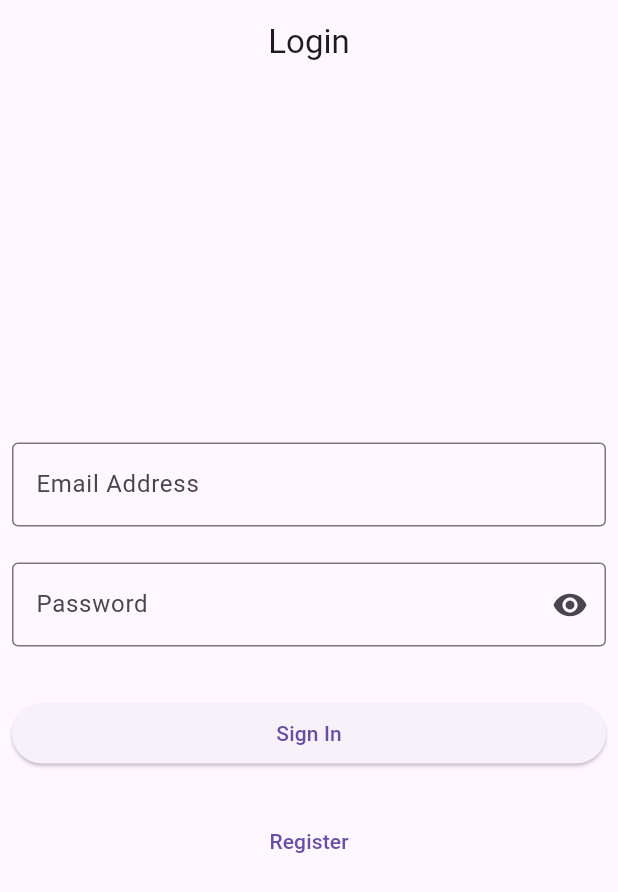
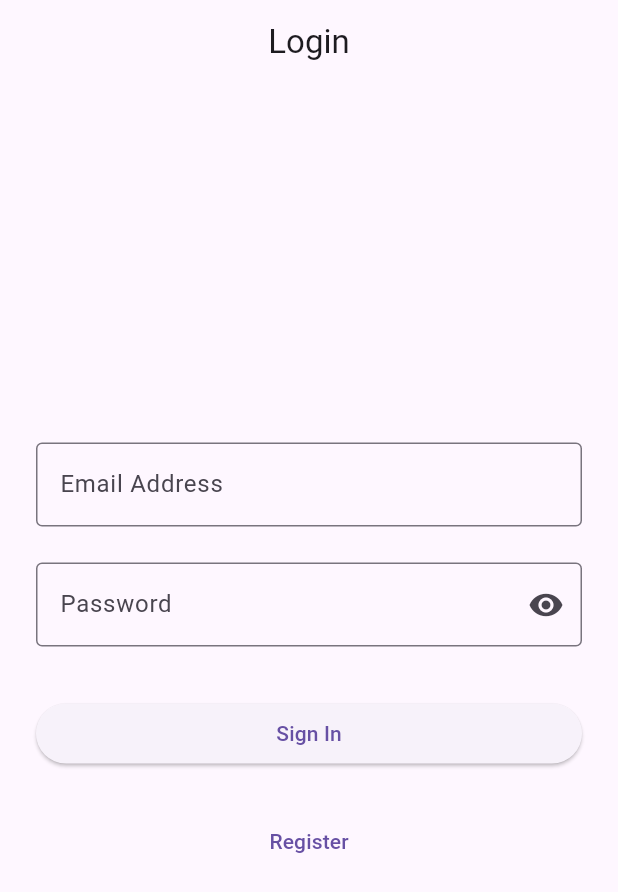
Before and after one commit to FitriantoDwiCahyo/shop-app-x, a Flutter app: the screen it shows after launch, on a phone screen of 412 x 824 dp. Shown: the top 892 px of the screen. Run offline on Flutter 3.47's test engine with Material 3 defaults, Android fonts, the phone set to English and light mode, and no system bars; our stand-ins replace cloud_firestore, firebase_auth, firebase_core, firebase_storage, get, image_picker; accounts and stored records are empty.

Commit message:
feat(ui): add login screen

```diff
--- a/lib/views/screens/auth/login_screen.dart
+++ b/lib/views/screens/auth/login_screen.dart
@@ -1,16 +1,40 @@
 import 'package:flutter/cupertino.dart';
 import 'package:flutter/material.dart';
 import 'package:flutter/widgets.dart';
+import 'package:get/get.dart';
 import 'package:shop_test/const/widgets/custom_textfield.dart';
+import 'package:shop_test/controllers/auth_controller.dart';
+import 'package:shop_test/controllers/other_controller/hide_controller.dart';
 import 'package:shop_test/views/screens/auth/register_screen.dart';
+import 'package:shop_test/views/screens/home/home_screen.dart';
 
 class LoginScreen extends StatelessWidget {
   // LoginScreen({super.key});
 
+  final passController = Get.put(PasswordController());
+
   final GlobalKey<FormState> _formKey = GlobalKey<FormState>();
 
   TextEditingController email = TextEditingController();
-  TextEditingController password = TextEditingController();
+
+  AuthController authController = Get.put(AuthController());
+
+  login(BuildContext context) async {
+    if (_formKey.currentState!.validate()) {
+      Map<String, dynamic> res = await authController.loginActivity(
+          email.text, passController.cPass.value.text);
+
+      if (res['error'] == false) {
+        Get.to(const HomeScreen());
+        Get.snackbar('Success', res['message'], backgroundColor: Colors.green);
+      } else {
+        Get.snackbar('Error', res['message'], backgroundColor: Colors.red);
+      }
+    } else {
+      Get.snackbar('Attention', 'Tolong Isi Semua',
+          backgroundColor: Colors.amber);
+    }
+  }
 
   @override
   Widget build(BuildContext context) {
@@ -20,9 +44,10 @@ class LoginScreen extends StatelessWidget {
         centerTitle: true,
       ),
       body: Padding(
-        padding: const EdgeInsets.all(8.0),
+        padding: const EdgeInsets.all(24),
         child: Form(
           key: _formKey,
+          child: SizedBox(
             child: Column(
               mainAxisAlignment: MainAxisAlignment.center,
               children: [
@@ -35,28 +60,49 @@ class LoginScreen extends StatelessWidget {
                 const SizedBox(
                   height: 24,
                 ),
-              CustomTextfield(
-                title: 'Password',
-                isPassword: true,
-                error: 'Password tidak boleh kosong',
-                controller: password,
+                Obx(
+                  () => TextFormField(
+                    controller: passController.cPass,
+                    validator: (value) {
+                      if (value!.isEmpty) {
+                        return 'Tidak bisa kosong';
+                      } else {
+                        return null;
+                      }
+                    },
+                    decoration: InputDecoration(
+                      border: const OutlineInputBorder(),
+                      label: const Text('Password'),
+                      suffixIcon: IconButton(
+                        icon: passController.isHide.value
+                            ? const Icon(Icons.remove_red_eye_outlined)
+                            : const Icon(Icons.remove_red_eye),
+                        onPressed: () {
+                          passController.isHide.toggle();
+                        },
+                      ),
+                    ),
+                    obscureText: passController.isHide.value ? false : true,
+                  ),
                 ),
                 const SizedBox(
                   height: 34,
                 ),
                 SizedBox(
                   width: double.infinity,
-                child: ElevatedButton(
+                  child: Obx(
+                    () => ElevatedButton(
                       onPressed: () {
-                    if (_formKey.currentState!.validate()) {
-                      print('Validate');
-                      print(email.text);
-                      print(password.text);
-                    } else {
-                      print('Not Validate');
-                    }
+                        authController.isLoading.value? null: login(context);
                       },
-                  child: const Text('Sign In'),
+                      autofocus: true,
+                      child: authController.isLoading.value
+                          ? const Padding(
+                              padding: EdgeInsets.all(4.0),
+                              child: CircularProgressIndicator(),
+                            )
+                          : const Text('Sign In'),
+                    ),
                   ),
                 ),
                 const SizedBox(
@@ -64,11 +110,7 @@ class LoginScreen extends StatelessWidget {
                 ),
                 TextButton(
                   onPressed: () {
-                  Navigator.of(context).push(
-                    MaterialPageRoute(
-                      builder: (context) => RegisterScreen(),
-                    ),
-                  );
+                    Get.to(RegisterScreen());
                   },
                   child: const Text('Register'),
                 ),
@@ -76,6 +118,7 @@ class LoginScreen extends StatelessWidget {
             ),
           ),
         ),
+      ),
     );
   }
 }
```
Lines whose indentation alone changed are shown as unchanged.
